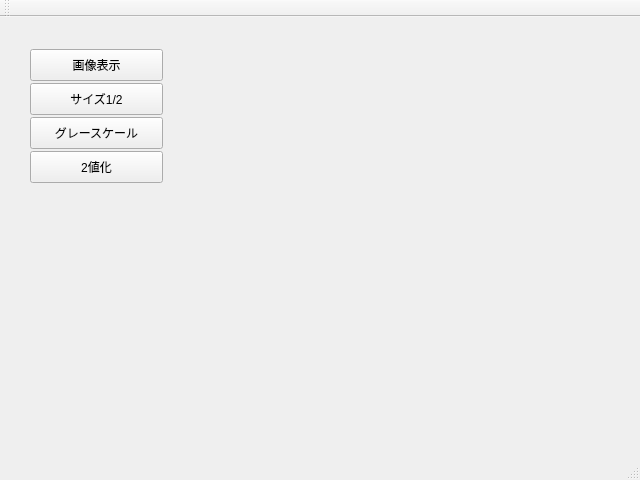
First picture: the form in pixc/mainwindow.ui, repository Kana-Higuchi/PixC, before the edit.
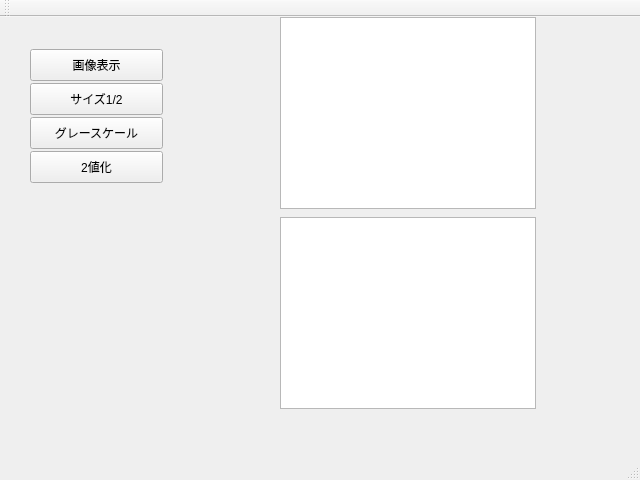
Second picture: the form after the edit. Custom widgets are drawn as their Qt base class.

```diff
--- a/pixc/mainwindow.ui
+++ b/pixc/mainwindow.ui
@@ -66,6 +66,26 @@
      <string>グレースケール</string>
     </property>
    </widget>
+   <widget class="CustumList" name="listWidget">
+    <property name="geometry">
+     <rect>
+      <x>280</x>
+      <y>200</y>
+      <width>256</width>
+      <height>192</height>
+     </rect>
+    </property>
+   </widget>
+   <widget class="CustumList" name="listWidget_2">
+    <property name="geometry">
+     <rect>
+      <x>280</x>
+      <y>0</y>
+      <width>256</width>
+      <height>192</height>
+     </rect>
+    </property>
+   </widget>
   </widget>
   <widget class="QMenuBar" name="menuBar">
    <property name="geometry">
@@ -88,6 +108,13 @@
   <widget class="QStatusBar" name="statusBar"/>
  </widget>
  <layoutdefault spacing="6" margin="11"/>
+ <customwidgets>
+  <customwidget>
+   <class>CustumList</class>
+   <extends>QListWidget</extends>
+   <header>custumlist.h</header>
+  </customwidget>
+ </customwidgets>
  <resources/>
  <connections/>
 </ui>
```
